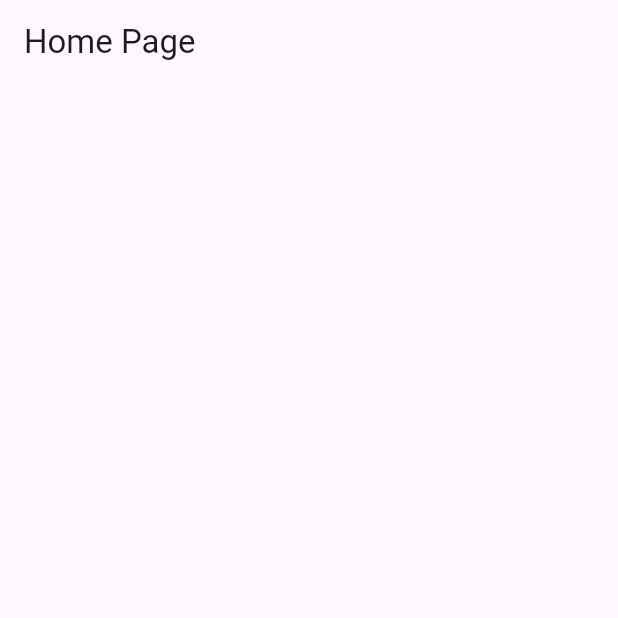
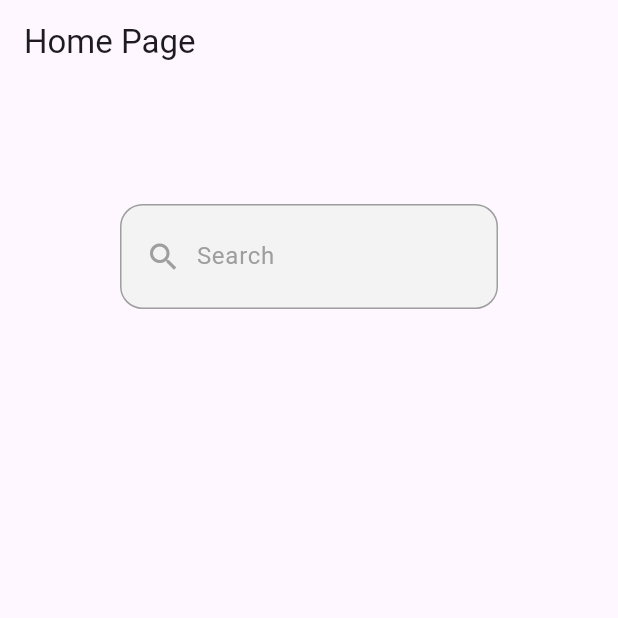
Before and after one commit to melosaa/melisa_store, a Flutter app: the screen it shows after launch, on a phone screen of 412 x 824 dp, the top half of it. Run offline on Flutter 3.47's test engine with Material 3 defaults, Android fonts, the light colour scheme and no system bars; our stand-ins replace auto_route; statements that could not run were skipped.

Commit message:
search button

```diff
--- a/lib/screens/home_view.dart
+++ b/lib/screens/home_view.dart
@@ -1,5 +1,7 @@
 import 'package:auto_route/annotations.dart';
 import 'package:flutter/material.dart';
+import 'package:flutter/widgets.dart';
+import 'package:melisa_store/widgets/home_appbar.dart';
 
 @RoutePage()
 class HomeView extends StatelessWidget {
@@ -9,7 +11,52 @@ class HomeView extends StatelessWidget {
   Widget build(BuildContext context) {
     return Scaffold(
       appBar: AppBar(
-        title: const Text("Home Page"),
+        title: Text("Home Page"),
+      ),
+      body: SafeArea(
+        child: Padding(
+          padding: EdgeInsets.all(80.0),
+          child: Column(
+            children: [
+              Row(
+                children: [
+                  Expanded(
+                    child: Container(
+                      width: 50,
+                      height: 70,
+                      decoration: BoxDecoration(
+                          color: Color.fromRGBO(243, 243, 243, 243),
+                          borderRadius: BorderRadius.circular(
+                            15,
+                          ),
+                          border: Border.all(color: Colors.grey)),
+                      padding: const EdgeInsets.symmetric(horizontal: 16.0),
+                      child: const Row(
+                        children: [
+                          Icon(
+                            Icons.search,
+                            color: Colors.grey,
+                          ),
+                          SizedBox(width: 10),
+                          Expanded(
+                            child: TextField(
+                              decoration: InputDecoration(
+                                hintText: 'Search',
+                                hintStyle: TextStyle(color: Colors.grey),
+                                border: InputBorder.none,
+                              ),
+                              style: TextStyle(color: Colors.grey),
+                            ),
+                          ),
+                        ],
+                      ),
+                    ),
+                  ),
+                ],
+              ),
+            ],
+          ),
+        ),
       ),
     );
   }
--- a/lib/screens/splash_view.dart
+++ b/lib/screens/splash_view.dart
@@ -20,7 +20,7 @@ class _SplashViewState extends State<SplashView> {
   }
 
   Future<void> setupSplash() async {
-    await Future.delayed(const Duration(seconds: 1), () async {
+    await Future.delayed(const Duration(seconds: 2), () async {
       await context.router.replace(HomeRoute());
     });
   }
```
Also changed, not shown: lib/widgets/home_appbar.dart (added, +35 -0 lines).
